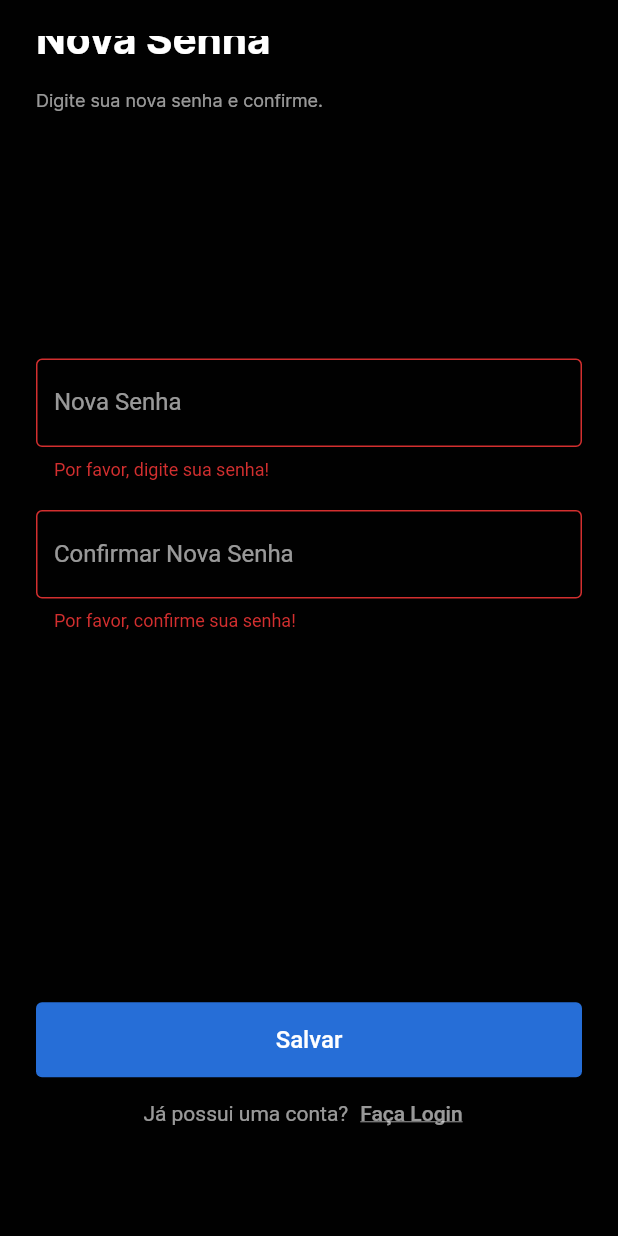
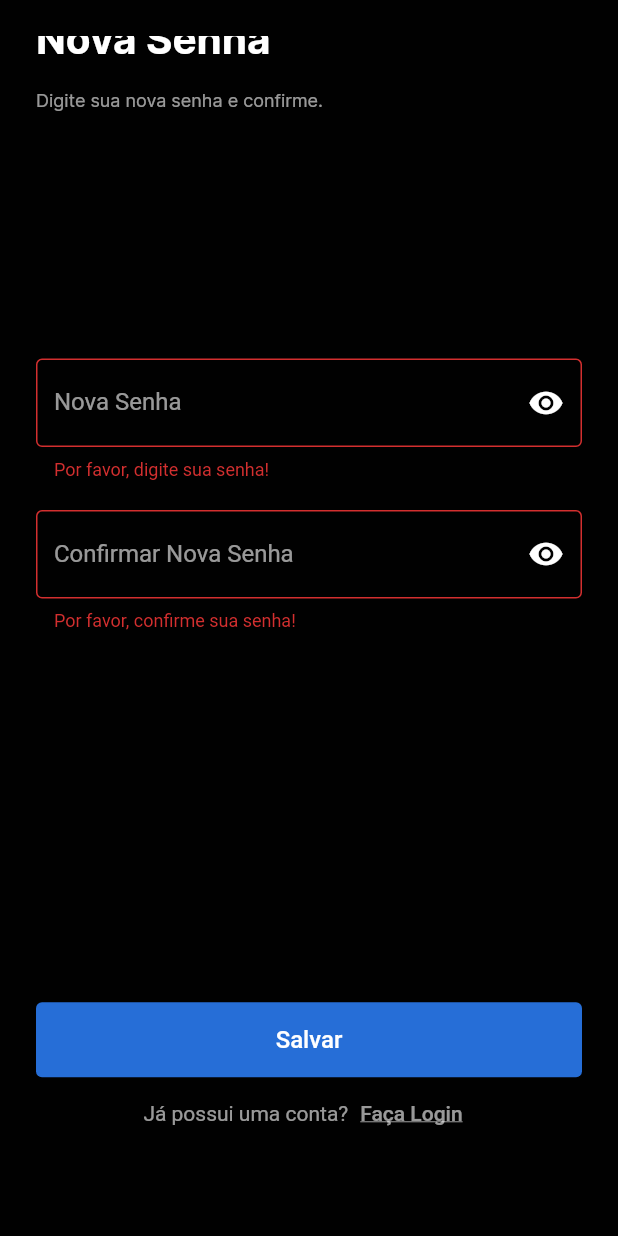
Before and after one commit to hadrianrabelo/sisvoli-front, a Flutter app: the NewPassView screen opened directly, scrolled down 48 dp, after a tap on "Salvar", on a phone screen of 412 x 824 dp. Run offline on Flutter 3.47's test engine with Material 2 defaults, Android fonts, the phone set to English and light mode, and no system bars; our stand-ins replace brasil_fields, shared_preferences; accounts and stored records are empty; network calls fail.

Commit message:
pagina de recuperação de senha funcionando(falta arrumar mvvm)

```diff
--- a/lib/main.dart
+++ b/lib/main.dart
@@ -1,6 +1,5 @@
 import 'package:flutter/material.dart';
 import 'package:urnavotos/my_app_widget.dart';
-import 'package:urnavotos/views/login_view.dart';
 
 void main(List<String> args) {
   runApp(const MaterialApp(debugShowCheckedModeBanner: false,home: MyApp()));
--- /dev/null
+++ b/lib/models/user_model.dart
@@ -0,0 +1,30 @@
+class UserModel {
+  String? accessToken;
+  String? refreshToken;
+  String? userCpf;
+  String? token;
+  String? newPassword;
+
+  UserModel({this.accessToken, this.refreshToken, this.userCpf, this.token, this.newPassword});
+
+  UserModel.fromJson(Map<String, dynamic> json) {
+    accessToken = json['access_token'];
+    refreshToken = json['refresh_token'];
+    userCpf = json['userCpf'];
+    token = json['token'];
+    newPassword = json['newPassword'];
+  }
+
+  Map<String, dynamic> toJson() {
+    final Map<String, dynamic> data = <String, dynamic>{};
+    data['access_token'] = accessToken;
+    data['refresh_token'] = refreshToken;
+    data['userCpf'] = userCpf;
+    data['token'] = token;
+    data['newPassword'] = newPassword;
+    return data;
+  }
+ String toString() {
+    return "$userCpf";
+  }
+}
--- a/lib/my_app_widget.dart
+++ b/lib/my_app_widget.dart
@@ -3,7 +3,7 @@ import '/views/new_pass_view.dart';
 import '/views/recover_code_view.dart';
 import '/views/recover_pass_view.dart';
 //import '/views/survey_view.dart';
-import '/views/login_view.dart';
+//import '/views/login_view.dart';
 
 
 class MyApp extends StatelessWidget {
@@ -15,9 +15,9 @@ class MyApp extends StatelessWidget {
       title: 'Sisvoli',
       debugShowCheckedModeBanner: false,
       //home: NewPassView(),
-     initialRoute: '/login',
+     initialRoute: '/recover_pass',
       routes: {
-        '/login':(context) => const LoginView(),
+        //'/login':(context) => const LoginView(),
         //'/survey':(context) => const SurveyView(),
         '/recover_pass':(context) => const RecoverPassView(),
         '/recover_code':(context) => const RecoverCodeView(),
--- /dev/null
+++ b/lib/view-models/recover_code_view_model.dart
@@ -0,0 +1,59 @@
+import 'dart:convert';
+import 'package:shared_preferences/shared_preferences.dart';
+import 'package:urnavotos/repositories/recover_code_repository.dart';
+import '../models/user_model.dart';
+import '../repositories/new_pass_repository.dart';
+
+class RecoverCodeViewModel{
+  void doCode(code) async{
+    UserModel userToken = UserModel(token: code);
+    //print(userToken);
+    _saveCode(userToken);
+  }
+  void doNewPass(newPassword) async{
+    UserModel userNewPass = UserModel(newPassword: newPassword);
+    //print(userNewPass);
+  }
+  void _saveCode(UserModel userToken) async{
+    SharedPreferences prefs = await SharedPreferences.getInstance();
+    prefs.setString('token',
+      jsonEncode(userToken.toJson(),
+      ),
+    );
+  }
+  Future<UserModel> _getSavedCpf() async{
+    SharedPreferences prefs = await SharedPreferences.getInstance();
+    String? jsonCpf = prefs.getString('cpf');
+    Map<String,dynamic> mapCpf = jsonDecode(jsonCpf!);
+    UserModel cpf = UserModel.fromJson(mapCpf);
+    return cpf;
+  }
+  Future<UserModel> _getSavedCode() async{
+    SharedPreferences prefs = await SharedPreferences.getInstance();
+    String? jsonToken = prefs.getString('token');
+    Map<String,dynamic> mapToken = jsonDecode(jsonToken!);
+    UserModel token = UserModel.fromJson(mapToken);
+    return token;
+  }
+  Future<String?> statusRecoverCode() async{
+    UserModel savedCpf = await _getSavedCpf();
+    UserModel savedCode = await _getSavedCode();
+    String? status;
+    await recoverCode(cpf: savedCpf.userCpf, token: savedCode.token).then((value){
+      status = value;
+    });
+    return status;
+  }
+  Future<int?> statusNewPass() async{
+    UserModel savedCpf = await _getSavedCpf();
+    UserModel savedCode = await _getSavedCode();
+    UserModel newPassword = UserModel();
+    int? status;
+    await newPass(cpf: savedCpf.userCpf, token: savedCode.token, newPassword: newPassword.newPassword).then((value){
+      status = value;
+    });
+    return status;
+  }
+
+
+}
--- a/lib/view-models/validation_view_model.dart
+++ b/lib/view-models/validation_view_model.dart
@@ -1,5 +1,3 @@
-import 'package:urnavotos/models/login_models.dart';
-
 class ValidationViewModel{
 
   bool valiCpf(String? getCpf) {
--- a/lib/views/new_pass_view.dart
+++ b/lib/views/new_pass_view.dart
@@ -1,8 +1,14 @@
+import 'dart:convert';
+
 import 'package:flutter/material.dart';
 import 'package:flutter/services.dart';
+import 'package:shared_preferences/shared_preferences.dart';
+import 'package:urnavotos/models/user_model.dart';
 import '../repositories/new_pass_repository.dart';
+import '../repositories/recover_pass_repository.dart';
 import '../values/background.dart';
 import '../values/custom_colors.dart';
+import '../view-models/recover_code_view_model.dart';
 
 class NewPassView extends StatefulWidget {
   const NewPassView({Key? key}) : super(key: key);
@@ -12,10 +18,12 @@ class NewPassView extends StatefulWidget {
 }
 
 class _NewPassViewState extends State<NewPassView> {
+  bool _isHiddenPassFirst = true;
+  bool _isHiddenPassSecond = true;
   final _formKey = GlobalKey<FormState>();
   CustomColors customColors = CustomColors();
-  final _newSenha = TextEditingController();
-  final _conSenha = TextEditingController();
+  final TextEditingController _newPassController = TextEditingController();
+  final TextEditingController _conPassController = TextEditingController();
 
   @override
   Widget build(BuildContext context) {
@@ -67,7 +75,7 @@ class _NewPassViewState extends State<NewPassView> {
                       height: MediaQuery.of(context).size.height * 0.2,
                     ),
                     TextFormField(
-                      controller: _newSenha,
+                      controller: _newPassController,
                       validator: (senha) {
                         if (senha!.isEmpty) {
                           return "Por favor, digite sua senha!";
@@ -75,13 +83,26 @@ class _NewPassViewState extends State<NewPassView> {
                           return null;
                         }
                       },
-                      obscureText: true,
-                      decoration: const InputDecoration(
-                        border: OutlineInputBorder(),
-                        enabledBorder: OutlineInputBorder(
+                      obscureText: _isHiddenPassFirst,
+                      decoration: InputDecoration(
+                        suffixIcon: IconButton(
+                          icon: Icon(
+                            _isHiddenPassFirst
+                                ? Icons.visibility
+                                : Icons.visibility_off,
+                          ),
+                          color: Colors.white,
+                          onPressed: () {
+                            setState(() {
+                              _isHiddenPassFirst = !_isHiddenPassFirst;
+                            });
+                          },
+                        ),
+                        border: const OutlineInputBorder(),
+                        enabledBorder: const OutlineInputBorder(
                             borderSide: BorderSide(color: Colors.white60)),
                         labelText: "Nova Senha",
-                        labelStyle: TextStyle(
+                        labelStyle: const TextStyle(
                             color: Colors.white60, fontFamily: 'Roboto'),
                       ),
                       style: const TextStyle(color: Colors.white),
@@ -89,7 +110,7 @@ class _NewPassViewState extends State<NewPassView> {
                     ),
                     Container(height: 20),
                     TextFormField(
-                      controller: _conSenha,
+                      controller: _conPassController,
                       validator: (senha) {
                         if (senha!.isEmpty) {
                           return "Por favor, confirme sua senha!";
@@ -97,13 +118,26 @@ class _NewPassViewState extends State<NewPassView> {
                           return null;
                         }
                       },
-                      obscureText: true,
-                      decoration: const InputDecoration(
-                        border: OutlineInputBorder(),
-                        enabledBorder: OutlineInputBorder(
+                      obscureText: _isHiddenPassSecond,
+                      decoration: InputDecoration(
+                        suffixIcon: IconButton(
+                          icon: Icon(
+                            _isHiddenPassSecond
+                                ? Icons.visibility
+                                : Icons.visibility_off,
+                          ),
+                          color: Colors.white,
+                          onPressed: () {
+                            setState(() {
+                              _isHiddenPassSecond = !_isHiddenPassSecond;
+                            });
+                          },
+                        ),
+                        border: const OutlineInputBorder(),
+                        enabledBorder: const OutlineInputBorder(
                             borderSide: BorderSide(color: Colors.white60)),
                         labelText: "Confirmar Nova Senha",
-                        labelStyle: TextStyle(
+                        labelStyle: const TextStyle(
                             color: Colors.white60, fontFamily: 'Roboto'),
                       ),
                       style: const TextStyle(color: Colors.white),
@@ -115,12 +149,36 @@ class _NewPassViewState extends State<NewPassView> {
                       width: MediaQuery.of(context).size.width,
                       height: 50,
                       child: ElevatedButton(
-                        onPressed: () {
+                        onPressed: () async{
                           _formKey.currentState!.validate();
-                          //newPass(cpf: , token: ,newPassword: _newSenha);
-                          if (_newSenha != _conSenha) {
-                            print("As senha precisam ser iguais!");
-                            //pop up dizendo que a senhas presisam ser iguais
+                          if (_newPassController.text != _conPassController.text) {
+                            ScaffoldMessenger.of(context).showSnackBar(
+                                const SnackBar(
+                                  backgroundColor: Colors.redAccent,
+                                  content: Text("As senhas precisam ser iguais!"),
+                                  behavior: SnackBarBehavior.floating,
+                                )
+                            );
+                          }else{
+                            RecoverCodeViewModel().doNewPass(_newPassController.text);
+                            if(await RecoverCodeViewModel().statusNewPass() == 200){
+                              ScaffoldMessenger.of(context).showSnackBar(
+                                  const SnackBar(
+                                    backgroundColor: Colors.deepPurple,
+                                    content: Text("Senha altera com sucesso!"),
+                                    behavior: SnackBarBehavior.floating,
+                                  )
+                              );
+                              Navigator.pushNamed(context, "/login");
+                            }else{
+                              ScaffoldMessenger.of(context).showSnackBar(
+                                  const SnackBar(
+                                    backgroundColor: Colors.deepPurple,
+                                    content: Text("Houve um erro, por favor tente mais tarde!"),
+                                    behavior: SnackBarBehavior.floating,
+                                  )
+                              );
+                            }
                           }
                         },
                         style: ButtonStyle(
@@ -162,4 +220,5 @@ class _NewPassViewState extends State<NewPassView> {
       ),
     );
   }
+
 }
```
Also changed, not shown: lib/repositories/new_pass_repository.dart (+7 -6 lines), lib/repositories/recover_code_repository.dart (+20 -8 lines), lib/repositories/recover_pass_repository.dart (+6 -10 lines), lib/services/prefs_service.dart (added, +11 -0 lines), lib/view-models/new_pass_view_model.dart (added, +8 -0 lines), lib/view-models/recover_view_model.dart (+36 -1 lines), lib/views/recover_code_view.dart (+33 -7 lines), lib/views/recover_pass_view.dart (+10 -19 lines).
